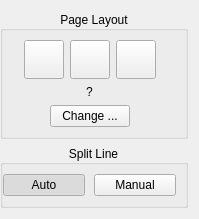
First picture: the form in src/core/filters/page_split/OptionsWidget.ui, repository abandoned-industries/scantailor-spectre, before the edit.
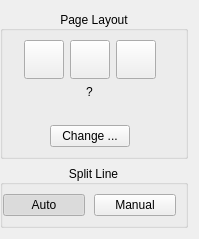
Second picture: the form after the edit. Icons and pictures are not drawn. Custom widgets are drawn as their Qt base class.

```diff
--- a/src/core/filters/page_split/OptionsWidget.ui
+++ b/src/core/filters/page_split/OptionsWidget.ui
@@ -144,6 +144,16 @@
         </property>
        </widget>
       </item>
+      <item>
+       <widget class="QLabel" name="selectionIndicatorLabel">
+        <property name="text">
+         <string/>
+        </property>
+        <property name="alignment">
+         <set>Qt::AlignCenter</set>
+        </property>
+       </widget>
+      </item>
       <item>
        <layout class="QHBoxLayout">
         <item>
```
